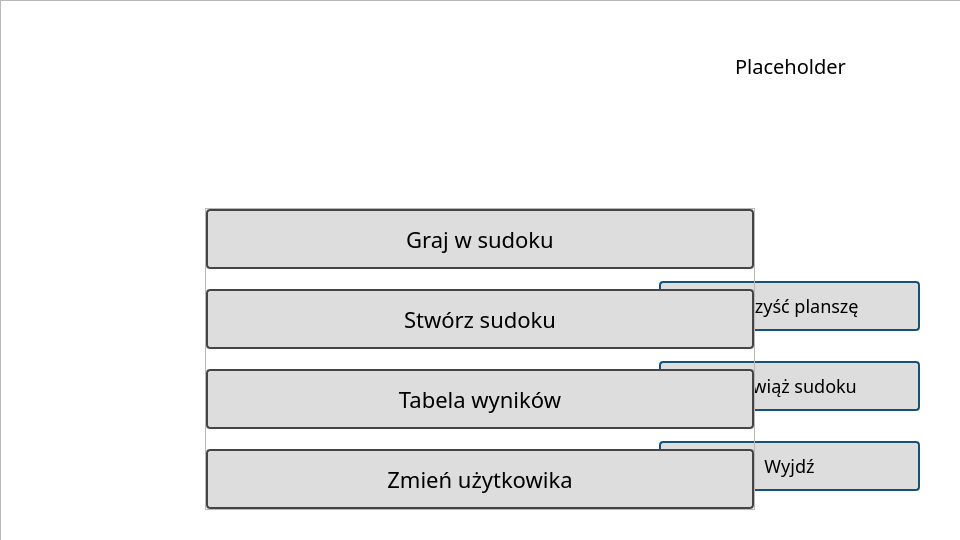
zielony414/SudokuQT, file MainWindow.ui: the form before one commit.
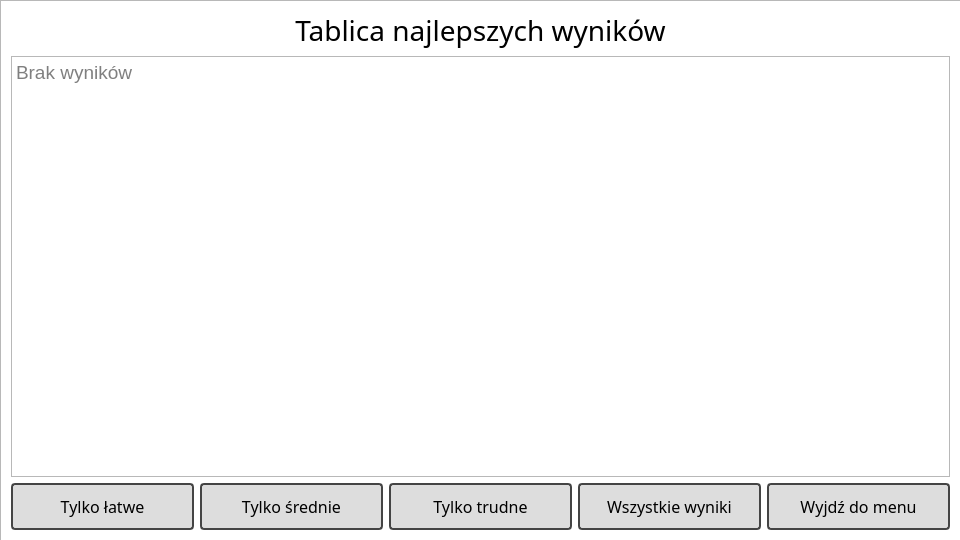
The form after the commit. Icons and pictures are not drawn.

Diff of the .ui file:
```diff
--- a/MainWindow.ui
+++ b/MainWindow.ui
@@ -3961,93 +3961,53 @@
      <rect>
       <x>0</x>
       <y>0</y>
-      <width>960</width>
-      <height>540</height>
+      <width>961</width>
+      <height>541</height>
      </rect>
     </property>
-    <widget class="QLabel" name="WynikLbl">
-     <property name="geometry">
-      <rect>
-       <x>280</x>
-       <y>40</y>
-       <width>400</width>
-       <height>60</height>
-      </rect>
-     </property>
-     <property name="styleSheet">
-      <string notr="true">QLabel{
+    <layout class="QVBoxLayout" name="verticalLayout_2">
+     <item>
+      <widget class="QLabel" name="WynikLbl">
+       <property name="styleSheet">
+        <string notr="true">QLabel{
 display: inline-block;
 font-family: sans-serif, Arial;
 font-size: 28px;
 }
 
 </string>
-     </property>
-     <property name="text">
-      <string>Tablica najlepszych wyników</string>
-     </property>
-     <property name="alignment">
-      <set>Qt::AlignCenter</set>
-     </property>
-    </widget>
-    <widget class="QPushButton" name="WyjdzWynikiButton">
-     <property name="geometry">
-      <rect>
-       <x>390</x>
-       <y>460</y>
-       <width>181</width>
-       <height>61</height>
-      </rect>
-     </property>
-     <property name="styleSheet">
-      <string notr="true">QPushButton{
-display: inline-block;
-background-color: #ddd;
-padding: 10px 20px;
-font-family: sans-serif, Arial;
-font-size: 16px;
-border: 2px solid #444;
-border-radius: 4px;
-}
+       </property>
+       <property name="text">
+        <string>Tablica najlepszych wyników</string>
+       </property>
+       <property name="alignment">
+        <set>Qt::AlignCenter</set>
+       </property>
+      </widget>
+     </item>
+     <item>
+      <widget class="QTextEdit" name="WynikiText">
+       <property name="font">
+        <font>
+         <pointsize>14</pointsize>
+        </font>
+       </property>
+       <property name="styleSheet">
+        <string notr="true">text-align: center;
 
-QPushButton:hover:!pressed
-{
-background-color: #dfd;
-}
-
-QPushButton:pressed
-{
-border: 2px dashed #444;  
-}
-
-</string>
-     </property>
-     <property name="text">
-      <string>Wyjdź do menu</string>
-     </property>
-    </widget>
-    <widget class="QTextEdit" name="WynikiText">
-     <property name="geometry">
-      <rect>
-       <x>160</x>
-       <y>100</y>
-       <width>660</width>
-       <height>340</height>
-      </rect>
-     </property>
-     <property name="font">
-      <font>
-       <pointsize>14</pointsize>
-      </font>
-     </property>
-     <property name="styleSheet">
-      <string notr="true"/>
-     </property>
-     <property name="undoRedoEnabled">
-      <bool>false</bool>
-     </property>
-     <property name="html">
-      <string>&lt;!DOCTYPE HTML PUBLIC &quot;-//W3C//DTD HTML 4.0//EN&quot; &quot;http://www.w3.org/TR/REC-html40/strict.dtd&quot;&gt;
+table, th, td {
+  border: 1px solid white;
+  border-collapse: collapse;
+}</string>
+       </property>
+       <property name="inputMethodHints">
+        <set>Qt::ImhMultiLine</set>
+       </property>
+       <property name="undoRedoEnabled">
+        <bool>false</bool>
+       </property>
+       <property name="html">
+        <string>&lt;!DOCTYPE HTML PUBLIC &quot;-//W3C//DTD HTML 4.0//EN&quot; &quot;http://www.w3.org/TR/REC-html40/strict.dtd&quot;&gt;
 &lt;html&gt;&lt;head&gt;&lt;meta name=&quot;qrichtext&quot; content=&quot;1&quot; /&gt;&lt;meta charset=&quot;utf-8&quot; /&gt;&lt;style type=&quot;text/css&quot;&gt;
 p, li { white-space: pre-wrap; }
 hr { height: 1px; border-width: 0; }
@@ -4055,14 +4015,173 @@
 li.checked::marker { content: &quot;\2612&quot;; }
 &lt;/style&gt;&lt;/head&gt;&lt;body style=&quot; font-family:'Segoe UI'; font-size:14pt; font-weight:400; font-style:normal;&quot;&gt;
 &lt;p align=&quot;center&quot; style=&quot;-qt-paragraph-type:empty; margin-top:0px; margin-bottom:0px; margin-left:0px; margin-right:0px; -qt-block-indent:0; text-indent:0px;&quot;&gt;&lt;br /&gt;&lt;/p&gt;&lt;/body&gt;&lt;/html&gt;</string>
-     </property>
-     <property name="textInteractionFlags">
-      <set>Qt::NoTextInteraction</set>
-     </property>
-     <property name="placeholderText">
-      <string>Brak wyników</string>
-     </property>
-    </widget>
+       </property>
+       <property name="overwriteMode">
+        <bool>false</bool>
+       </property>
+       <property name="textInteractionFlags">
+        <set>Qt::NoTextInteraction</set>
+       </property>
+       <property name="placeholderText">
+        <string>Brak wyników</string>
+       </property>
+      </widget>
+     </item>
+     <item>
+      <layout class="QHBoxLayout" name="Przyciski">
+       <item>
+        <widget class="QPushButton" name="LatwySortButton">
+         <property name="styleSheet">
+          <string notr="true">QPushButton{
+display: inline-block;
+background-color: #ddd;
+padding: 10px 20px;
+font-family: sans-serif, Arial;
+font-size: 16px;
+border: 2px solid #444;
+border-radius: 4px;
+}
+
+QPushButton:hover:!pressed
+{
+background-color: #dfd;
+}
+
+QPushButton:pressed
+{
+border: 2px dashed #444;  
+}
+
+</string>
+         </property>
+         <property name="text">
+          <string>Tylko łatwe</string>
+         </property>
+        </widget>
+       </item>
+       <item>
+        <widget class="QPushButton" name="SredniSortButton">
+         <property name="styleSheet">
+          <string notr="true">QPushButton{
+display: inline-block;
+background-color: #ddd;
+padding: 10px 20px;
+font-family: sans-serif, Arial;
+font-size: 16px;
+border: 2px solid #444;
+border-radius: 4px;
+}
+
+QPushButton:hover:!pressed
+{
+background-color: #dfd;
+}
+
+QPushButton:pressed
+{
+border: 2px dashed #444;  
+}
+
+</string>
+         </property>
+         <property name="text">
+          <string>Tylko średnie</string>
+         </property>
+        </widget>
+       </item>
+       <item>
+        <widget class="QPushButton" name="TrudnySortButton">
+         <property name="styleSheet">
+          <string notr="true">QPushButton{
+display: inline-block;
+background-color: #ddd;
+padding: 10px 20px;
+font-family: sans-serif, Arial;
+font-size: 16px;
+border: 2px solid #444;
+border-radius: 4px;
+}
+
+QPushButton:hover:!pressed
+{
+background-color: #dfd;
+}
+
+QPushButton:pressed
+{
+border: 2px dashed #444;  
+}
+
+</string>
+         </property>
+         <property name="text">
+          <string>Tylko trudne</string>
+         </property>
+        </widget>
+       </item>
+       <item>
+        <widget class="QPushButton" name="WszystkieSortButton">
+         <property name="styleSheet">
+          <string notr="true">QPushButton{
+display: inline-block;
+background-color: #ddd;
+padding: 10px 20px;
+font-family: sans-serif, Arial;
+font-size: 16px;
+border: 2px solid #444;
+border-radius: 4px;
+}
+
+QPushButton:hover:!pressed
+{
+background-color: #dfd;
+}
+
+QPushButton:pressed
+{
+border: 2px dashed #444;  
+}
+
+</string>
+         </property>
+         <property name="text">
+          <string>Wszystkie wyniki</string>
+         </property>
+        </widget>
+       </item>
+       <item>
+        <widget class="QPushButton" name="WyjdzWynikiButton">
+         <property name="styleSheet">
+          <string notr="true">QPushButton{
+display: inline-block;
+background-color: #ddd;
+padding: 10px 20px;
+font-family: sans-serif, Arial;
+font-size: 16px;
+border: 2px solid #444;
+border-radius: 4px;
+}
+
+QPushButton:hover:!pressed
+{
+background-color: #dfd;
+}
+
+QPushButton:pressed
+{
+border: 2px dashed #444;  
+}
+
+</string>
+         </property>
+         <property name="text">
+          <string>Wyjdź do menu</string>
+         </property>
+        </widget>
+       </item>
+      </layout>
+     </item>
+    </layout>
    </widget>
    <widget class="QWidget" name="MenuWidget" native="true">
     <property name="enabled">
@@ -4456,7 +4575,7 @@
       </font>
      </property>
      <property name="text">
-      <string>Wpisz nazwę użytkownika:</string>
+      <string>Zaloguj się lub zarejestruj</string>
      </property>
      <property name="alignment">
       <set>Qt::AlignCenter</set>
@@ -4466,7 +4585,7 @@
      <property name="geometry">
       <rect>
        <x>0</x>
-       <y>220</y>
+       <y>170</y>
        <width>961</width>
        <height>41</height>
       </rect>
@@ -4496,7 +4615,7 @@
       <set>Qt::AlignCenter</set>
      </property>
      <property name="placeholderText">
-      <string>Tu wpisz swoją nazwę użytkownika</string>
+      <string>Wpisz swoją nazwę użytkownika</string>
      </property>
      <property name="clearButtonEnabled">
       <bool>false</bool>
@@ -4522,7 +4641,7 @@
        <number>60</number>
       </property>
       <item>
-       <widget class="QPushButton" name="JakoGoscBtn">
+       <widget class="QPushButton" name="ZarejestrujBtn">
         <property name="styleSheet">
          <string notr="true">QPushButton{
 display: inline-block;
@@ -4547,12 +4666,12 @@
 </string>
         </property>
         <property name="text">
-         <string>Graj jako gość</string>
+         <string>Zarejestruj się</string>
         </property>
        </widget>
       </item>
       <item>
-       <widget class="QPushButton" name="NieZmieniajNazwyBtn">
+       <widget class="QPushButton" name="NieZmieniajKontaBtn">
         <property name="styleSheet">
          <string notr="true">QPushButton{
 display: inline-block;
@@ -4577,12 +4696,12 @@
 </string>
         </property>
         <property name="text">
-         <string>Nie zmieniaj nazwy</string>
+         <string>Nie chcę zmienić konta</string>
         </property>
        </widget>
       </item>
       <item>
-       <widget class="QPushButton" name="UstawNazweBtn">
+       <widget class="QPushButton" name="ZalogujBtn">
         <property name="styleSheet">
          <string notr="true">QPushButton{
 display: inline-block;
@@ -4607,7 +4726,7 @@
 </string>
         </property>
         <property name="text">
-         <string>Ustaw nazwę</string>
+         <string>Zaloguj się</string>
         </property>
        </widget>
       </item>
@@ -4628,12 +4747,55 @@
       </font>
      </property>
      <property name="text">
-      <string>Jako gość twoje wyniki nie będą zapisane!</string>
+      <string/>
      </property>
      <property name="alignment">
       <set>Qt::AlignCenter</set>
      </property>
     </widget>
+    <widget class="QLineEdit" name="WpiszHasloLine">
+     <property name="geometry">
+      <rect>
+       <x>0</x>
+       <y>240</y>
+       <width>961</width>
+       <height>41</height>
+      </rect>
+     </property>
+     <property name="font">
+      <font>
+       <family>sans-serif</family>
+       <pointsize>-1</pointsize>
+      </font>
+     </property>
+     <property name="styleSheet">
+      <string notr="true">QLineEdit{
+display: inline-block;
+background-color: #ddd;
+margin-right: 250px;
+margin-left: 250px;
+font-family: sans-serif, Arial;
+font-size: 16px;
+border: 2px solid #444;
+border-radius: 4px;
+}</string>
+     </property>
+     <property name="inputMethodHints">
+      <set>Qt::ImhHiddenText|Qt::ImhSensitiveData</set>
+     </property>
+     <property name="maxLength">
+      <number>25</number>
+     </property>
+     <property name="alignment">
+      <set>Qt::AlignCenter</set>
+     </property>
+     <property name="placeholderText">
+      <string>Wpisz hasło</string>
+     </property>
+     <property name="clearButtonEnabled">
+      <bool>false</bool>
+     </property>
+    </widget>
    </widget>
    <widget class="QWidget" name="GameWidget" native="true">
     <property name="enabled">
@@ -4934,21 +5096,36 @@
        <height>401</height>
       </rect>
      </property>
+     <property name="layoutDirection">
+      <enum>Qt::LeftToRight</enum>
+     </property>
+     <property name="autoFillBackground">
+      <bool>false</bool>
+     </property>
      <layout class="QVBoxLayout" name="verticalLayout_5">
       <property name="spacing">
-       <number>30</number>
+       <number>20</number>
       </property>
       <property name="leftMargin">
        <number>40</number>
       </property>
+      <property name="topMargin">
+       <number>0</number>
+      </property>
       <property name="rightMargin">
        <number>40</number>
       </property>
       <property name="bottomMargin">
-       <number>40</number>
+       <number>20</number>
       </property>
       <item>
        <widget class="QLabel" name="WynikWypelnieniaLbl">
+        <property name="minimumSize">
+         <size>
+          <width>100</width>
+          <height>30</height>
+         </size>
+        </property>
         <property name="styleSheet">
          <string notr="true">QLabel{
 display: inline-block;
@@ -5398,15 +5575,15 @@
      </item>
     </layout>
    </widget>
+   <zorder>UzytkownikWidget</zorder>
+   <zorder>WypelnijWidget</zorder>
    <zorder>GameWidget</zorder>
-   <zorder>TabelaWynWidget</zorder>
+   <zorder>MenuWidget</zorder>
    <zorder>PlanszaWidget</zorder>
    <zorder>LvlWidget</zorder>
-   <zorder>UzytkownikWidget</zorder>
    <zorder>plainTextEdit</zorder>
    <zorder>UzytkownikLabel</zorder>
-   <zorder>WypelnijWidget</zorder>
-   <zorder>MenuWidget</zorder>
+   <zorder>TabelaWynWidget</zorder>
   </widget>
  </widget>
  <layoutdefault spacing="6" margin="11"/>
```
